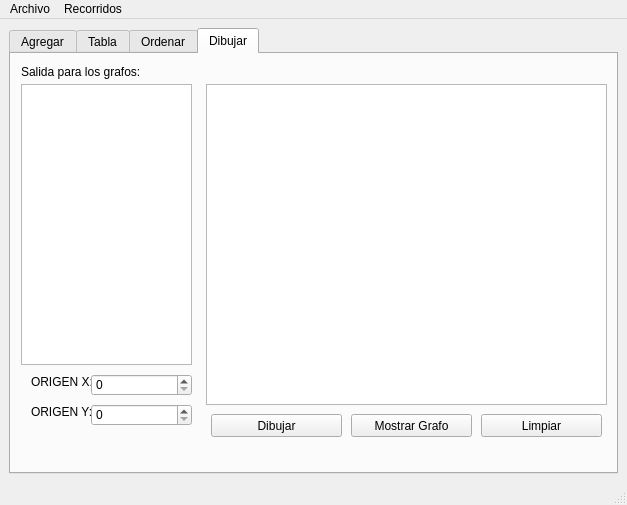
Qt form particula.ui (FabianAlejandroEsquedaRodriguez/S.ALGORITMIA_UI_PARTICULA) before a commit.
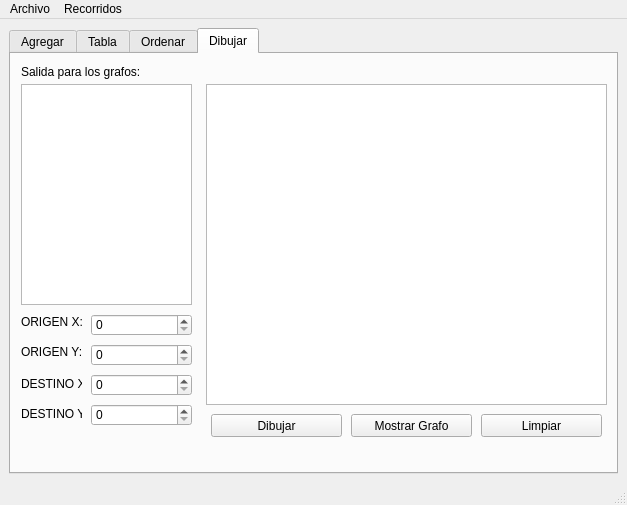
The same form after that commit. The open tabs and pages were chosen to show the change.

Commit message: Se agrego un boton para hacer el algoritmo de Dijkstra, y se agregaron 2 spinBox para destino x y destino y

What changed in the file:
```diff
--- a/particula.ui
+++ b/particula.ui
@@ -335,15 +335,15 @@
           <x>10</x>
           <y>30</y>
           <width>171</width>
-          <height>281</height>
+          <height>221</height>
          </rect>
         </property>
        </widget>
        <widget class="QLabel" name="label_12">
         <property name="geometry">
          <rect>
-          <x>20</x>
-          <y>320</y>
+          <x>10</x>
+          <y>260</y>
           <width>61</width>
           <height>16</height>
          </rect>
@@ -355,8 +355,8 @@
        <widget class="QLabel" name="label_13">
         <property name="geometry">
          <rect>
-          <x>20</x>
-          <y>350</y>
+          <x>10</x>
+          <y>290</y>
           <width>61</width>
           <height>16</height>
          </rect>
@@ -369,7 +369,7 @@
         <property name="geometry">
          <rect>
           <x>80</x>
-          <y>320</y>
+          <y>260</y>
           <width>101</width>
           <height>22</height>
          </rect>
@@ -382,6 +382,58 @@
         <property name="geometry">
          <rect>
           <x>80</x>
+          <y>290</y>
+          <width>101</width>
+          <height>22</height>
+         </rect>
+        </property>
+        <property name="maximum">
+         <number>500</number>
+        </property>
+       </widget>
+       <widget class="QLabel" name="label_14">
+        <property name="geometry">
+         <rect>
+          <x>10</x>
+          <y>320</y>
+          <width>61</width>
+          <height>20</height>
+         </rect>
+        </property>
+        <property name="text">
+         <string>DESTINO X:</string>
+        </property>
+       </widget>
+       <widget class="QLabel" name="label_15">
+        <property name="geometry">
+         <rect>
+          <x>10</x>
+          <y>350</y>
+          <width>61</width>
+          <height>20</height>
+         </rect>
+        </property>
+        <property name="text">
+         <string>DESTINO Y:</string>
+        </property>
+       </widget>
+       <widget class="QSpinBox" name="dest_x_spinBox">
+        <property name="geometry">
+         <rect>
+          <x>80</x>
+          <y>320</y>
+          <width>101</width>
+          <height>22</height>
+         </rect>
+        </property>
+        <property name="maximum">
+         <number>500</number>
+        </property>
+       </widget>
+       <widget class="QSpinBox" name="dest_y_spinBox">
+        <property name="geometry">
+         <rect>
+          <x>80</x>
           <y>350</y>
           <width>101</width>
           <height>22</height>
```
Left out of the diff: 9 changed lines with no effect on the pictures.
